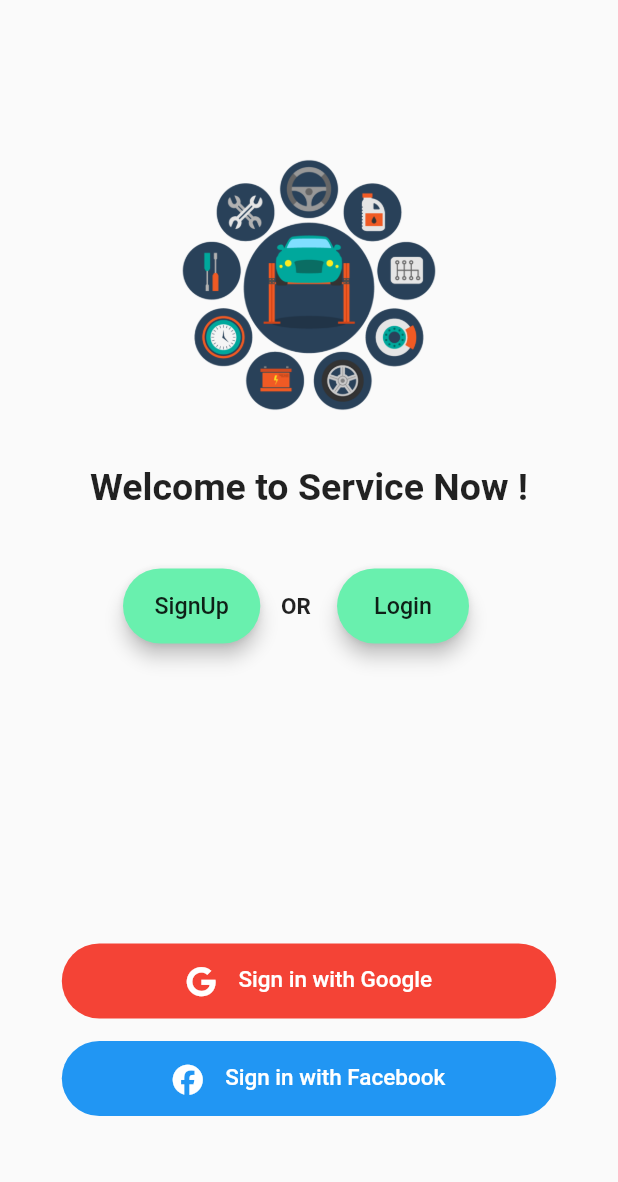
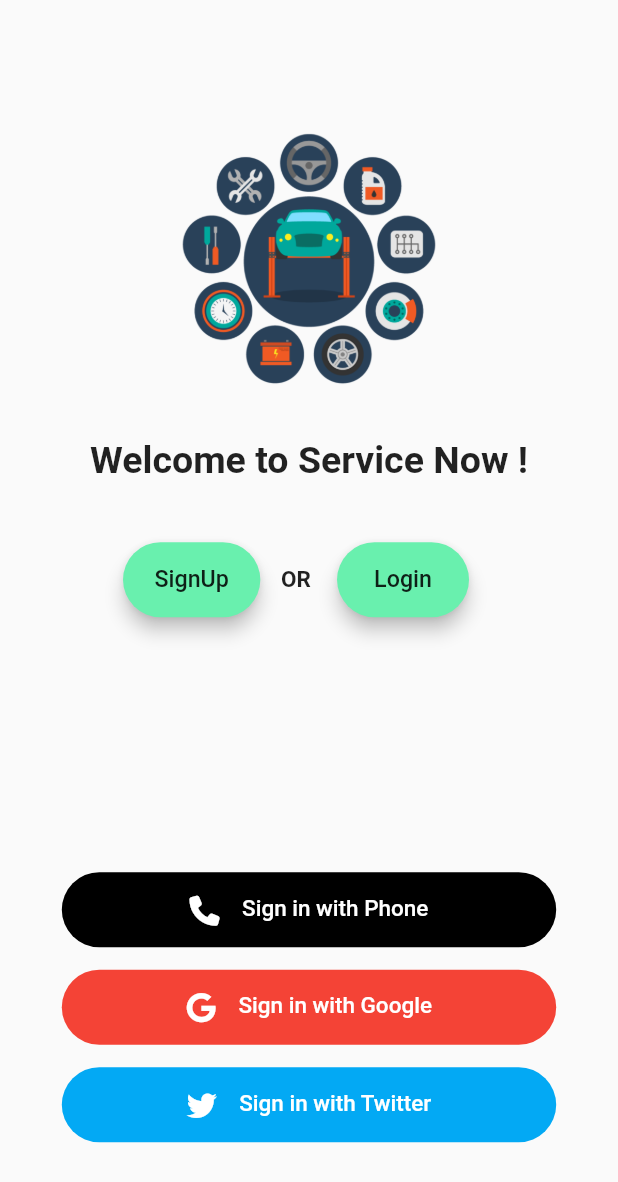
Before and after one commit to lesllarmand/aplicatie_licenta, a Flutter app: the screen it shows after launch, on a phone screen of 412 x 824 dp. Shown: the top 1182 px of the screen. Run offline on Flutter 3.47's test engine with Material 2 defaults, Android fonts, the light colour scheme and no system bars; drawn by our look-alikes of rounded_loading_button; our stand-ins replace cloud_firestore, connectivity_plus, firebase_auth, firebase_core, fluttertoast, font_awesome_flutter and 2 more; missing offline and left inert: twitter_login; accounts and stored records are empty.

Commit message:
SignIn/SignUp via Twitter and Phone Number Done
Added Packages for Twitter and phone number authentification. Added new functions in sign_in_provider. Designed Twitter Sign Up UI and Phone SignUp UI. Registering Twitter App on Developer Console. Setting up Twitter Environment.  Added functionality for twitter authentification. Added functionality for phone authentification. Added new page so that the user will be redirected when he/she clicks on the Phone Sign In button. In this new page the user has to fill in some mandatory data. After entering all the needed data for registering via phone, a Verification Code will be sent to the phone number. After entering the verification code, the user will be redirected to the main page of the application. Also, after user accepts terms and conditions to give access for twitter login, he will be redirected to the main page of the application. Authentification Part for my application is done. Moving on to the basic functionalities and pages after a user is signed in, such as: a shop page, a map page with all the services highlighted,etc...

```diff
--- a/lib/Utils/config.dart
+++ b/lib/Utils/config.dart
@@ -2,4 +2,8 @@
 
 class Config {
   static final app_icon = "assets/logo1.png";
+  static final phone_login_icon = "assets/phoneLogin.png";
+  static final apikey_twitter = "HPL53aq9PDDEU3UefNr6PSaoK";
+  static final secretkey_twitter =
+      "UHOSSLZERLpOLgRGusNDGW2e7WaAhvYUoqECyc3hYjI3IVVQwd";
 }
--- a/lib/authentification_Pages/login_page.dart
+++ b/lib/authentification_Pages/login_page.dart
@@ -229,7 +229,7 @@ class _LoginScreenState extends State<LoginScreen> {
       } else if (e.message ==
           'The password is invalid or the user does not have a password.') {
         showSnackBar(context,
-            'The password is not correct. Please try again or change the password!');
+            'The password is not correct. Please try again or Sign In with another method!');
       } else {
         showSnackBar(context, e.message!); // Displaying the error message
       }
--- a/lib/authentification_Pages/welcome_page.dart
+++ b/lib/authentification_Pages/welcome_page.dart
@@ -8,6 +8,7 @@ import 'package:service_now/User_Logged_In/homepage.dart';
 import 'package:service_now/Utils/next_screen.dart';
 import 'package:service_now/Utils/snack_bar.dart';
 import 'package:service_now/authentification_Pages/login_page.dart';
+import 'package:service_now/authentification_Pages/phoneSignUp_page.dart';
 import 'package:service_now/authentification_Pages/registration_page.dart';
 import 'package:service_now/provider/internet_provider.dart';
 
@@ -21,11 +22,14 @@ class WelcomePageScreen extends StatefulWidget {
 }
 
 class _WelcomePageScreenState extends State<WelcomePageScreen> {
-  // google sign up button
+  // google sign in button
   final RoundedLoadingButtonController googleController =
       RoundedLoadingButtonController();
-
-  final RoundedLoadingButtonController facebookController =
+  // twitter sign in button
+  final RoundedLoadingButtonController twitterController =
+      RoundedLoadingButtonController();
+  // phone sign in button
+  final RoundedLoadingButtonController phoneController =
       RoundedLoadingButtonController();
 
   @override
@@ -110,9 +114,42 @@ class _WelcomePageScreenState extends State<WelcomePageScreen> {
                     //SizedBox(width: 45),
                   ],
                 ),
-                SizedBox(height: 200),
+                SizedBox(height: 170),
                 Column(
                   children: <Widget>[
+                    //
+                    // PHONE SIGN UP BUTTON
+                    //
+                    RoundedLoadingButton(
+                      onPressed: () {
+                        nextScreenReplace(context, const PhoneSignUpScreen());
+                        phoneController.reset();
+                      },
+                      controller: phoneController,
+                      successColor: Colors.black,
+                      width: MediaQuery.of(context).size.width * 0.80,
+                      elevation: 0,
+                      borderRadius: 25,
+                      color: Colors.black,
+                      child: Wrap(
+                        children: const [
+                          Icon(
+                            FontAwesomeIcons.phone,
+                            size: 20,
+                            color: Colors.white,
+                          ),
+                          SizedBox(
+                            width: 15,
+                          ),
+                          Text("Sign in with Phone",
+                              style: TextStyle(
+                                  color: Colors.white,
+                                  fontSize: 15,
+                                  fontWeight: FontWeight.w500)),
+                        ],
+                      ),
+                    ),
+                    SizedBox(height: 15),
                     //
                     // GOOGLE SIGN UP BUTTON
                     //
@@ -146,29 +183,29 @@ class _WelcomePageScreenState extends State<WelcomePageScreen> {
                     ),
                     SizedBox(height: 15),
                     //
-                    // FACEBOOK SIGN UP BUTTON
+                    // TWITTER SIGN UP BUTTON
                     //
                     RoundedLoadingButton(
                       onPressed: () {
-                        //handleFacebookSignIn();
+                        handleTwitterSignIn();
                       },
-                      controller: facebookController,
-                      successColor: Colors.blue,
+                      controller: twitterController,
+                      successColor: Colors.lightBlue,
                       width: MediaQuery.of(context).size.width * 0.80,
                       elevation: 0,
                       borderRadius: 25,
-                      color: Colors.blue,
+                      color: Colors.lightBlue,
                       child: Wrap(
                         children: const [
                           Icon(
-                            FontAwesomeIcons.facebook,
+                            FontAwesomeIcons.twitter,
                             size: 20,
                             color: Colors.white,
                           ),
                           SizedBox(
                             width: 15,
                           ),
-                          Text("Sign in with Facebook",
+                          Text("Sign in with Twitter",
                               style: TextStyle(
                                   color: Colors.white,
                                   fontSize: 15,
@@ -205,7 +242,7 @@ class _WelcomePageScreenState extends State<WelcomePageScreen> {
         }
         // if there is no error
         else {
-          // check wether the user exists or not
+          // check whether the user exists or not
           sp.checkUserExists().then((value) async {
             if (value == true) {
               // user exists
@@ -230,6 +267,47 @@ class _WelcomePageScreenState extends State<WelcomePageScreen> {
     }
   }
 
+  // handling twitter auth
+  Future handleTwitterSignIn() async {
+    final sp = context.read<SignInProvider>();
+    final ip = context.read<InternetProvider>();
+    await ip.checkInternetConnection();
+
+    if (ip.hasInternet == false) {
+      openSnackbar(
+          context, "Check your Internet connection!", Colors.lightBlue);
+      googleController.reset();
+    } else {
+      await sp.signInWithTwitterProvider().then((value) {
+        if (sp.hasError == true) {
+          openSnackbar(context, sp.errorCode.toString(), Colors.lightBlue);
+          twitterController.reset();
+        } else {
+          // checking whether user exists or not
+          sp.checkUserExists().then((value) async {
+            if (value == true) {
+              // user exists
+              await sp.getUserDataFromFirestore(sp.uid).then((value) => sp
+                  .saveDataToSharedPreferences()
+                  .then((value) => sp.setSignInUser().then((value) {
+                        twitterController.success();
+                        handleAfterUserSignIn();
+                      })));
+            } else {
+              // user does not exist
+              sp.saveDataToFirestore().then((value) => sp
+                  .saveDataToSharedPreferences()
+                  .then((value) => sp.setSignInUser().then((value) {
+                        twitterController.success();
+                        handleAfterUserSignIn();
+                      })));
+            }
+          });
+        }
+      });
+    }
+  }
+
   // handleAfterUserSignIn - common function used for every authentification like: google, facebook, twitter, phone
   handleAfterUserSignIn() {
     Future.delayed(const Duration(milliseconds: 1000)).then((value) {
--- a/pubspec.yaml
+++ b/pubspec.yaml
@@ -43,6 +43,7 @@ dependencies:
   provider: ^6.0.5
   rounded_loading_button: ^2.1.0
   shared_preferences: ^2.1.1
+  twitter_login: ^4.2.3
 
 dev_dependencies:
   flutter_lints: ^2.0.0
@@ -64,6 +65,7 @@ flutter:
     - assets/attractiveServiceLogo.png
     - assets/logo1.png
     - assets/avatarLoggedIn.png
+    - assets/phoneLogin.png
   # An image asset can refer to one or more resolution-specific "variants", see
   # https://flutter.dev/assets-and-images/#resolution-aware
   # For details regarding adding assets from package dependencies, see
```
Also changed, not shown: lib/authentification_Pages/phoneSignUp_page.dart (added, +271 -0 lines), lib/provider/sign_in_provider.dart (+66 -1 lines), assets/phoneLogin.png (added), pubspec.lock, 3 other files.
